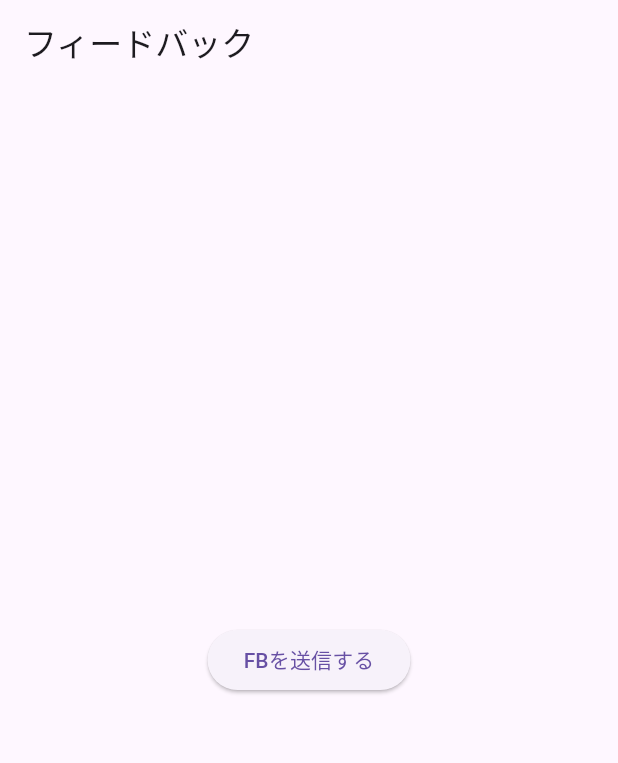
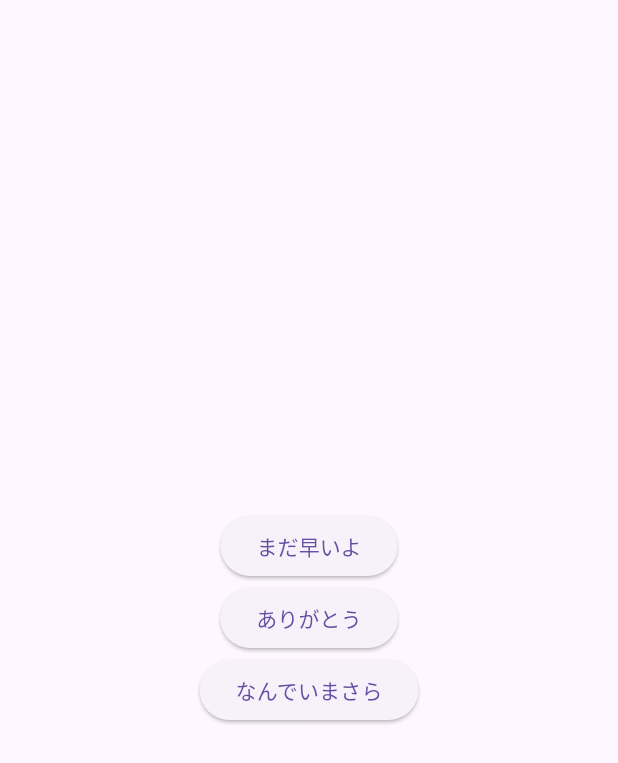
Before and after one commit to akamatrixxx/justtime, a Flutter app: the screen it shows after launch, after a tap on "完了", on a phone screen of 412 x 824 dp. Shown: the top 763 px of the screen. Run offline on Flutter 3.47's test engine with Material 3 defaults, Android fonts, the phone set to English and light mode, and no system bars; our stand-ins replace shared_preferences, sqflite; accounts and stored records are empty.

Commit message:
FeedBackの実装

```diff
--- a/lib/data/db/app_database.dart
+++ b/lib/data/db/app_database.dart
@@ -41,7 +41,8 @@ class AppDatabase {
             date TEXT PRIMARY KEY,
             notify_hour INTEGER,
             notify_minute INTEGER,
-            feedback_completed INTEGER
+            feedback_completed INTEGER,
+            feedback_type INTEGER
           )
         ''');
       },
@@ -54,7 +55,8 @@ class AppDatabase {
               date TEXT PRIMARY KEY,
               notify_hour INTEGER,
               notify_minute INTEGER,
-              feedback_completed INTEGER
+              feedback_completed INTEGER,
+              feedback_type INTEGER
             )
           ''');
         }
--- a/lib/data/model/daily_state.dart
+++ b/lib/data/model/daily_state.dart
@@ -1,14 +1,17 @@
 import 'package:flutter/material.dart';
+import '../model/feedback.dart';
 
 class DailyState {
   final DateTime date;
   final TimeOfDay notifyTime;
   final bool feedbackCompleted;
+  final FeedbackType? feedbackType;
 
   DailyState({
     required this.date,
     required this.notifyTime,
     required this.feedbackCompleted,
+    required this.feedbackType,
   });
 
   Map<String, dynamic> toMap() {
@@ -17,6 +20,7 @@ class DailyState {
       'notify_hour': notifyTime.hour,
       'notify_minute': notifyTime.minute,
       'feedback_completed': feedbackCompleted ? 1 : 0,
+      'feedback_type': feedbackType != null ? feedbackType!.index : null,
     };
   }
 
@@ -28,6 +32,9 @@ class DailyState {
         minute: map['notify_minute'],
       ),
       feedbackCompleted: map['feedback_completed'] == 1,
+      feedbackType: map['feedback_type'] != null
+          ? FeedbackType.values[map['feedback_type']]
+          : null,
     );
   }
 }
--- a/lib/data/model/feedback.dart
+++ b/lib/data/model/feedback.dart
@@ -0,0 +1 @@
+enum FeedbackType { tooEarly, goodTiming, tooLate }
--- a/lib/logic/app_start/app_start_service.dart
+++ b/lib/logic/app_start/app_start_service.dart
@@ -6,7 +6,7 @@ import '../../data/model/daily_state.dart';
 import '../../data/repository/user_setting_repository.dart';
 import '../../data/repository/daily_state_repository.dart';
 import '../state/state_judge_service.dart';
-import '../state/app_state.dart';
+import '../../data/model/app_state.dart';
 import '../notification_time/notification_time_service.dart';
 
 class AppStartService {
@@ -53,6 +53,7 @@ class AppStartService {
         date: today,
         notifyTime: TimeOfDay(hour: 20, minute: 0),
         feedbackCompleted: false,
+        feedbackType: null,
       );
       await repository.save(newState);
       // ③ 最終利用日更新
@@ -69,6 +70,7 @@ class AppStartService {
         date: today,
         notifyTime: yesterdayState.notifyTime,
         feedbackCompleted: false,
+        feedbackType: null,
       );
       await repository.save(newState);
     }
--- a/lib/logic/feedback/feedback_service.dart
+++ b/lib/logic/feedback/feedback_service.dart
@@ -0,0 +1,31 @@
+import '../../data/model/daily_state.dart';
+import '../../data/model/feedback.dart';
+import '../../data/model/app_state.dart';
+import '../../data/repository/daily_state_repository.dart';
+import '../state/state_judge_service.dart';
+
+class FeedbackService {
+  final DailyStateRepository repository;
+  final StateJudgeService stateJudgeService;
+
+  FeedbackService(this.repository, this.stateJudgeService);
+
+  Future<void> submitFeedback(FeedbackType type) async {
+    final today = await repository.getByDate(DateTime.now());
+
+    final updated = DailyState(
+      date: today!.date,
+      notifyTime: today.notifyTime,
+      feedbackCompleted: true,
+      feedbackType: type,
+    );
+
+    await repository.save(updated);
+  }
+
+  /// FeedBack完了時
+  Future<AppState> completeFeedback() async {
+    // 初期設定完了後、通常フローへ
+    return await stateJudgeService.judgeState();
+  }
+}
--- a/lib/logic/initial_setup/initial_setup_service.dart
+++ b/lib/logic/initial_setup/initial_setup_service.dart
@@ -53,6 +53,7 @@ class InitialSetupService {
       date: today,
       notifyTime: TimeOfDay(hour: midHour, minute: midMinute),
       feedbackCompleted: false,
+      feedbackType: null,
     );
 
     await dailyStateRepository.save(state);
--- a/lib/logic/state/state_judge_service.dart
+++ b/lib/logic/state/state_judge_service.dart
@@ -2,7 +2,7 @@ import 'package:flutter/foundation.dart';
 import 'package:flutter/material.dart';
 
 import '../../data/repository/daily_state_repository.dart';
-import 'app_state.dart';
+import '../../data/model/app_state.dart';
 
 class StateJudgeService {
   final DailyStateRepository repository;
--- a/lib/main.dart
+++ b/lib/main.dart
@@ -3,12 +3,15 @@ import 'package:flutter/material.dart';
 import 'logic/app_start/app_start_service.dart';
 import 'logic/state/state_judge_service.dart';
 import 'logic/initial_setup/initial_setup_service.dart';
-import 'logic/state/app_state.dart';
 import 'logic/notification_time/notification_time_service.dart';
+import 'logic/feedback/feedback_service.dart';
+
 import 'data/repository/user_setting_repository_impl.dart';
 import 'data/repository/user_setting_repository.dart';
 import 'data/repository/daily_state_repository.dart';
 import 'data/db/app_database.dart';
+import 'data/model/app_state.dart';
+import 'data/model/feedback.dart';
 
 import 'ui/tutorial/tutorial_page.dart';
 import 'ui/message/message_page.dart';
@@ -69,6 +72,7 @@ class EntryService {
 
 class _AppRootState extends State<AppRoot> {
   late EntryService entryService;
+  late FeedbackService feedbackService;
   late UserSettingRepository userSettingRepository;
   late DailyStateRepository dailyStateRepository;
   late InitialSetupService initialSetupService;
@@ -93,6 +97,7 @@ class _AppRootState extends State<AppRoot> {
     initialSetupService = InitialSetupService(userSettingRepository);
     final appStartService = AppStartService(userSettingRepository);
     final stateJudgeService = StateJudgeService(dailyStateRepository);
+    feedbackService = FeedbackService(dailyStateRepository, stateJudgeService);
 
     entryService = EntryService(
       userSettingRepository: userSettingRepository,
@@ -137,7 +142,15 @@ class _AppRootState extends State<AppRoot> {
         return const MessagePage(message: 'まだまだ頑張りましょう！');
 
       case AppState.waitingFeedback:
-        return FeedbackPage(onFeedbackSubmitted: () {});
+        return FeedbackPage(
+          onFeedbackSubmitted: (FeedbackType type) async {
+            await feedbackService.submitFeedback(type);
+            final state = await feedbackService.completeFeedback();
+            setState(() {
+              _appState = state;
+            });
+          },
+        );
 
       case AppState.completed:
         return const MessagePage(message: '今日もお疲れさまでした');
--- a/lib/ui/feedback/feedback_page.dart
+++ b/lib/ui/feedback/feedback_page.dart
@@ -1,21 +1,31 @@
 import 'package:flutter/material.dart';
+import '../../data/model/feedback.dart';
 
 class FeedbackPage extends StatelessWidget {
-  final VoidCallback onFeedbackSubmitted;
+  final Function(FeedbackType) onFeedbackSubmitted;
 
   const FeedbackPage({super.key, required this.onFeedbackSubmitted});
 
   @override
   Widget build(BuildContext context) {
     return Scaffold(
-      appBar: AppBar(title: const Text('フィードバック')),
       body: Center(
-        child: ElevatedButton(
-          onPressed: () {
-            // 本来は FB内容を保存する
-            onFeedbackSubmitted();
-          },
-          child: const Text('FBを送信する'),
+        child: Column(
+          mainAxisAlignment: MainAxisAlignment.center,
+          children: [
+            ElevatedButton(
+              onPressed: () => onFeedbackSubmitted(FeedbackType.tooEarly),
+              child: const Text("まだ早いよ"),
+            ),
+            ElevatedButton(
+              onPressed: () => onFeedbackSubmitted(FeedbackType.goodTiming),
+              child: const Text("ありがとう"),
+            ),
+            ElevatedButton(
+              onPressed: () => onFeedbackSubmitted(FeedbackType.tooLate),
+              child: const Text("なんでいまさら"),
+            ),
+          ],
         ),
       ),
     );
```
Also changed, not shown: lib/logic/app_start/app_start_result.dart (deleted, +0 -9 lines), lib/data/model/app_state.dart (renamed from lib/logic/state/app_state.dart).
